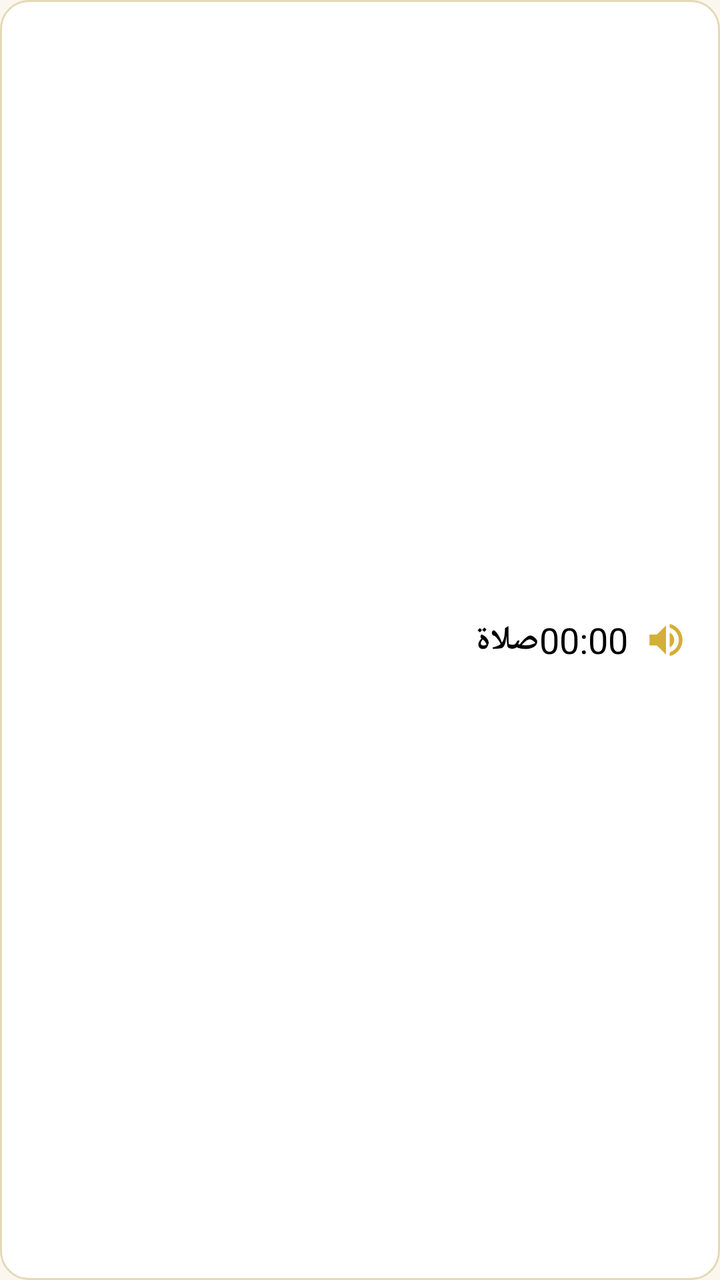
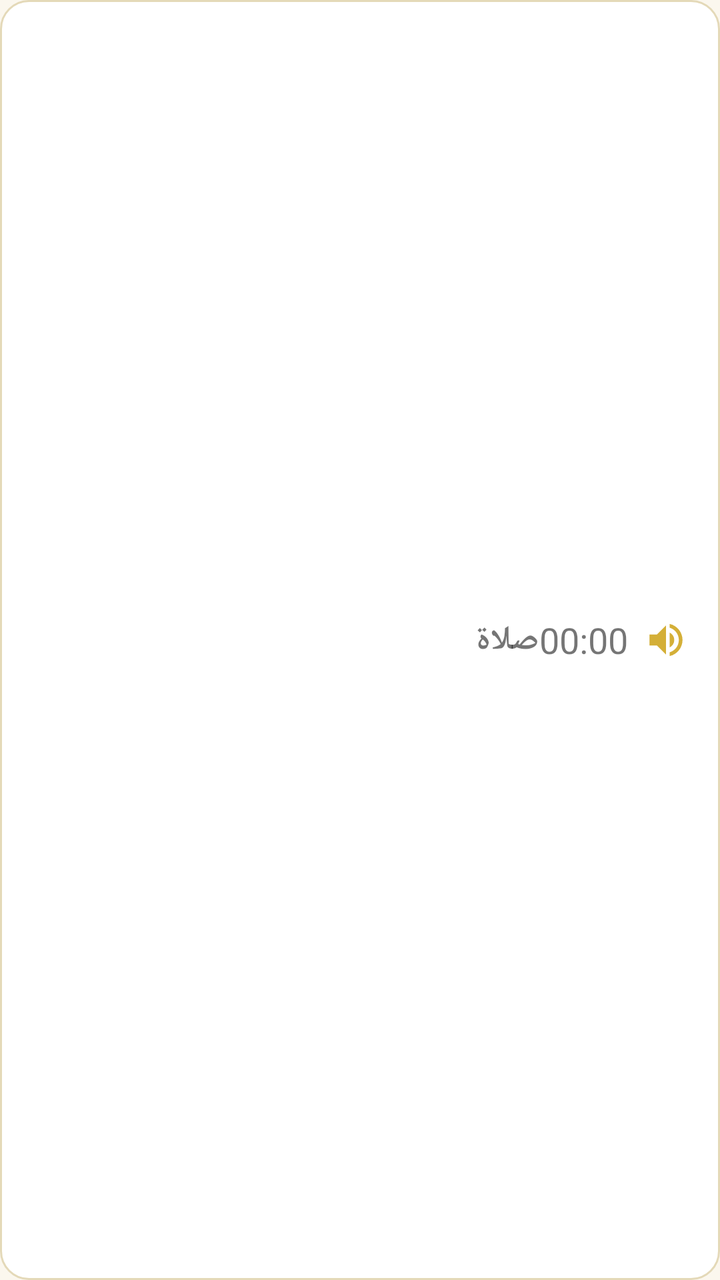

The first picture is an Android layout as it rendered before a commit; the second is the same layout after the commit. The layout source and the unified diff follow.
<!-- AndroidManifest.xml: application theme Theme.MuazinAseelan -->
<!-- res/layout/item_prayer.xml -->
<?xml version="1.0" encoding="utf-8"?>
<LinearLayout xmlns:android="http://schemas.android.com/apk/res/android"
    android:layout_width="match_parent"
    android:layout_height="wrap_content"
    android:layout_marginStart="8dp"
    android:layout_marginEnd="8dp"
    android:layout_marginTop="6dp"
    android:layout_marginBottom="6dp"
    android:background="@drawable/bg_prayer_item"
    android:gravity="center_vertical"
    android:orientation="horizontal"
    android:paddingStart="16dp"
    android:paddingEnd="16dp"
    android:paddingTop="12dp"
    android:paddingBottom="12dp">

    <ImageView
        android:id="@+id/iconPrayer"
        android:layout_width="0dp"
        android:layout_height="0dp"
        android:visibility="gone" />

    <TextView
        android:id="@+id/text_prayer_name"
        android:layout_width="wrap_content"
        android:layout_height="wrap_content"
        android:layout_marginStart="8dp"
        android:layout_weight="1"
        android:gravity="start"
        android:text="صلاة"
        android:textColor="@android:color/black"
        android:textSize="17sp"
        android:textStyle="bold" />

    <TextView
        android:id="@+id/text_prayer_time"
        android:layout_width="wrap_content"
        android:layout_height="wrap_content"
        android:layout_marginEnd="8dp"
        android:text="00:00"
        android:textColor="@android:color/black"
        android:textSize="18sp" />

    <ImageView
        android:id="@+id/iconAlertState"
        android:layout_width="22dp"
        android:layout_height="22dp"
        android:src="@drawable/ic_sound_full" />

</LinearLayout>
<!-- resources referenced by this layout -->
<resources>
  <!-- drawable bg_prayer_item (drawable) -->
  <?xml version="1.0" encoding="utf-8"?>
  <shape xmlns:android="http://schemas.android.com/apk/res/android">
      <corners android:radius="14dp"/>
      <solid android:color="#FFFFFF"/>
      <stroke android:width="1dp" android:color="#E4D9B8"/>
  </shape>
  <!-- drawable ic_sound_full (drawable) -->
  <vector xmlns:android="http://schemas.android.com/apk/res/android"
      android:width="20dp" android:height="20dp" android:viewportWidth="24" android:viewportHeight="24">
      <path android:fillColor="#D4AF37" android:pathData="M3,9v6h4l5,5V4L7,9L3,9zM16.5,12c0,-1.77 -1.02,-3.29 -2.5,-4.03v8.05c1.48,-0.73 2.5,-2.25 2.5,-4.02zM14,3.23v2.06c2.89,0.86 5,3.54 5,6.71s-2.11,5.85 -5,6.71v2.06c4.01,-0.91 7,-4.49 7,-8.77s-2.99,-7.86 -7,-8.77z"/>
  </vector>
  <style name="Theme.MuazinAseelan" parent="Theme.MaterialComponents.DayNight.NoActionBar">
          <item name="colorPrimary">@color/olive_dark</item>
          <item name="colorPrimaryVariant">@color/olive_deep</item>
          <item name="colorOnPrimary">@color/off_white</item>
          <item name="colorSecondary">@color/gold</item>
          <item name="colorSecondaryVariant">@color/gold_light</item>
          <item name="colorOnSecondary">@color/olive_dark</item>
          <item name="android:statusBarColor">@color/olive_dark</item>
          <item name="android:navigationBarColor">@color/olive_dark</item>
          <item name="android:windowLightStatusBar" tools:targetApi="23">false</item>
          <item name="android:windowBackground">@color/cream</item>
      </style>
  <color name="olive_dark">#123524</color>
  <color name="olive_deep">#0E2A1C</color>
  <color name="off_white">#F7F1E3</color>
  <color name="gold">#D4AF37</color>
  <color name="gold_light">#E8C766</color>
  <color name="cream">#FBF7EE</color>
</resources>

<!-- the commit's change to res/layout/item_prayer.xml (unified diff, before → after) -->
@@ -15,7 +15,7 @@
     android:paddingBottom="12dp">
 
     <ImageView
-        android:id="@+id/iconPrayer"
+        android:id="@+id/icon_prayer"
         android:layout_width="0dp"
         android:layout_height="0dp"
         android:visibility="gone" />
@@ -28,7 +28,7 @@
         android:layout_weight="1"
         android:gravity="start"
         android:text="صلاة"
-        android:textColor="@android:color/black"
+        android:textColor="@color/text_color"
         android:textSize="17sp"
         android:textStyle="bold" />
 
@@ -38,11 +38,11 @@
         android:layout_height="wrap_content"
         android:layout_marginEnd="8dp"
         android:text="00:00"
-        android:textColor="@android:color/black"
+        android:textColor="@color/text_color"
         android:textSize="18sp" />
 
     <ImageView
-        android:id="@+id/iconAlertState"
+        android:id="@+id/icon_alert_state"
         android:layout_width="22dp"
         android:layout_height="22dp"
         android:src="@drawable/ic_sound_full" />
